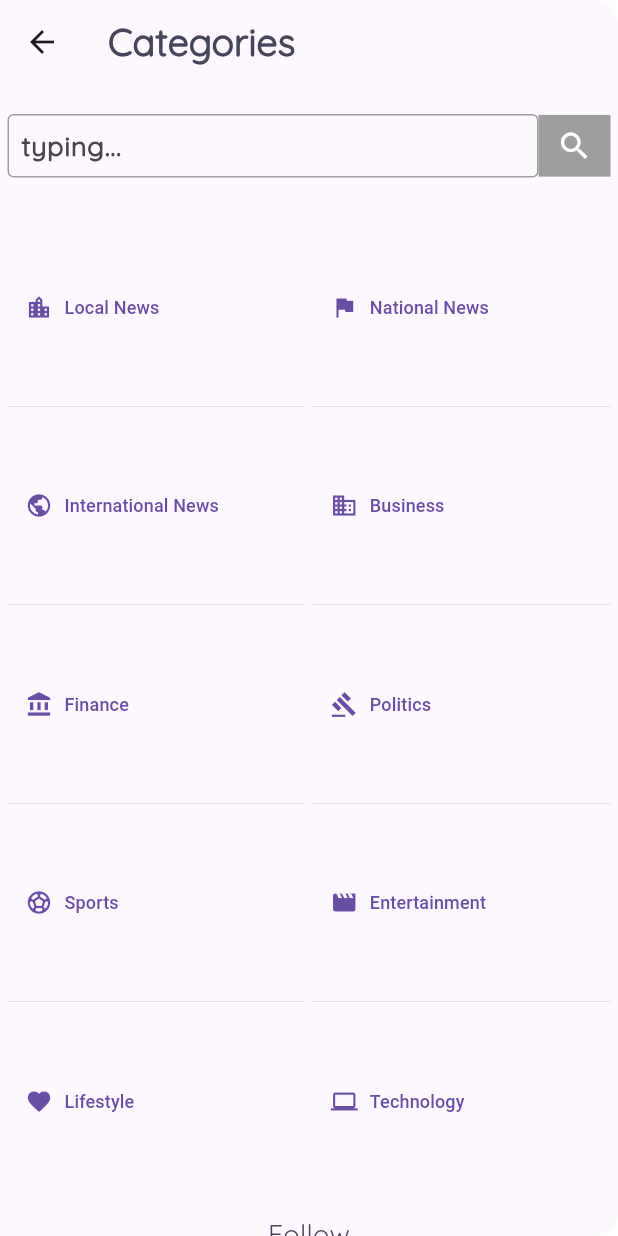
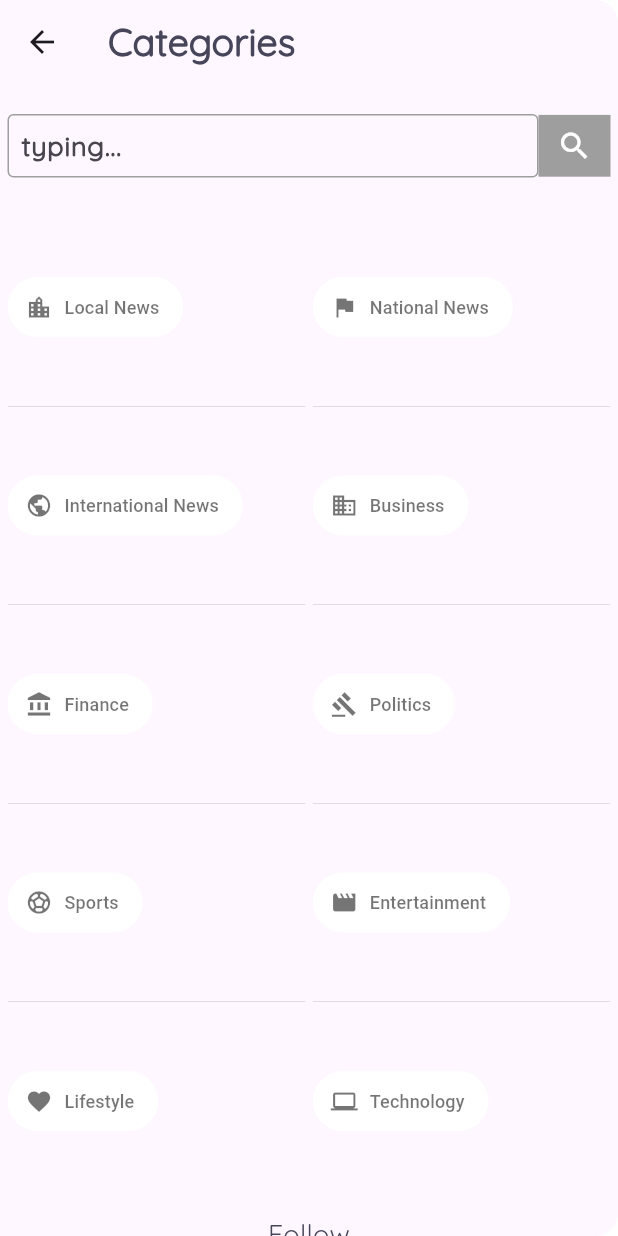
Before and after one commit to pritom1424/dhakaprokash_flutter, a Flutter app: the AppDrawer screen opened directly, on a phone screen of 412 x 824 dp. Run offline on Flutter 3.47's test engine with Material 3 defaults, Android fonts, the phone set to English and light mode, and no system bars; our stand-ins replace flutter_spinkit; missing offline and left inert: dart:ffi; network calls fail.

Commit message:
app drawer design change

```diff
--- a/lib/Views/pages/app_drawer.dart
+++ b/lib/Views/pages/app_drawer.dart
@@ -49,6 +49,7 @@ class _AppDrawerState extends State<AppDrawer> {
   @override
   Widget build(BuildContext context) {
     return Drawer(
+      width: 250,
       child: Scaffold(
         appBar: AppBar(
           title: Text(
--- a/lib/Views/pages/photo_view.dart
+++ b/lib/Views/pages/photo_view.dart
@@ -38,7 +38,7 @@ class PhotoView extends StatelessWidget {
                               },
                               child: const Text("ReadMore"));
                         } else {
-                          return Text(
+                          return const Text(
                               "You have reached to the end of the page");
                         }
                       }
--- a/lib/Views/pages/post_view.dart
+++ b/lib/Views/pages/post_view.dart
@@ -18,8 +18,8 @@ class PostView extends StatelessWidget {
         ),
         body: FutureBuilder(
             future: postController.loadItems(),
-            builder: (ctx, snapShot) =>
-                (snapShot.connectionState == ConnectionState.waiting)
+            builder: (ctx, snapShot) => (snapShot.connectionState ==
+                    ConnectionState.waiting)
                 ? const CircularProgressIndicator()
                 : ListView.builder(
                     itemCount: postController.visibleItems.length + 1,
@@ -35,7 +35,7 @@ class PostView extends StatelessWidget {
                               onPressed: () {
                                 postController.loadMoreItems();
                               },
-                                  child: const Text("ReadMore "));
+                              child: const Text("ReadMore"));
                         } else {
                           return Text(ApiConstant.visibleItemCount.toString());
                         }
--- a/lib/Views/pages/searchtoNewpage.dart
+++ b/lib/Views/pages/searchtoNewpage.dart
@@ -10,7 +10,7 @@ class SearchToNewPage extends StatelessWidget {
     return Scaffold(
       appBar: AppBar(
         title: Text(
-          "New Page",
+          "search page",
           style: Theme.of(context).textTheme.bodyLarge,
         ),
       ),
--- a/lib/Views/pages/splash_screen.dart
+++ b/lib/Views/pages/splash_screen.dart
@@ -16,7 +16,7 @@ class SplasScreen extends StatefulWidget {
 class _SplasScreenState extends State<SplasScreen> {
   @override
   void initState() {
-    Timer(const Duration(seconds: 3), () {
+    Timer(const Duration(seconds: 2), () {
       Navigator.pushReplacement(
           context, MaterialPageRoute(builder: (ctx) => HomeView()));
     });
--- a/lib/Views/widgets/app_drawer/category_buttons.dart
+++ b/lib/Views/widgets/app_drawer/category_buttons.dart
@@ -6,6 +6,17 @@ import 'package:flutter/material.dart';
 class CategoryButton extends StatelessWidget {
   final List<String> foundCategories;
   const CategoryButton({super.key, required this.foundCategories});
+  Color getColor(Set<MaterialState> states) {
+    const Set<MaterialState> interactiveStates = <MaterialState>{
+      MaterialState.pressed,
+      MaterialState.hovered,
+      MaterialState.focused,
+    };
+    if (states.any(interactiveStates.contains)) {
+      return Colors.blue;
+    }
+    return Colors.black54;
+  }
 
   @override
   Widget build(BuildContext context) {
@@ -31,7 +42,11 @@ class CategoryButton extends StatelessWidget {
                             builder: (ctx) => CategoryView(
                                 categoryName: foundCategories[index])));
                   },
-                  style: ButtonStyle(),
+                  style: ButtonStyle(
+                    backgroundColor: MaterialStateProperty.all(Colors.white),
+                    foregroundColor:
+                        MaterialStateProperty.resolveWith(getColor),
+                  ),
                   label: Text(
                     foundCategories[index],
                     textAlign: TextAlign.start,
--- a/pubspec.yaml
+++ b/pubspec.yaml
@@ -39,6 +39,8 @@ dependencies:
   provider: ^6.1.2
   intl: ^0.19.0
   url_launcher: ^6.2.5
+  flutter_spinkit: ^5.2.0
+
 
 
 dev_dependencies:
```
Also changed, not shown: lib/Views/pages/categories_view/category_view.dart (+3 -6 lines), lib/Views/pages/home_view/home_view.dart (+7 -8 lines), lib/Views/widgets/app_bar.dart (+9 -0 lines), lib/Views/widgets/loader_widget.dart (added, +17 -0 lines), pubspec.lock. Lines whose indentation alone changed are shown as unchanged.
